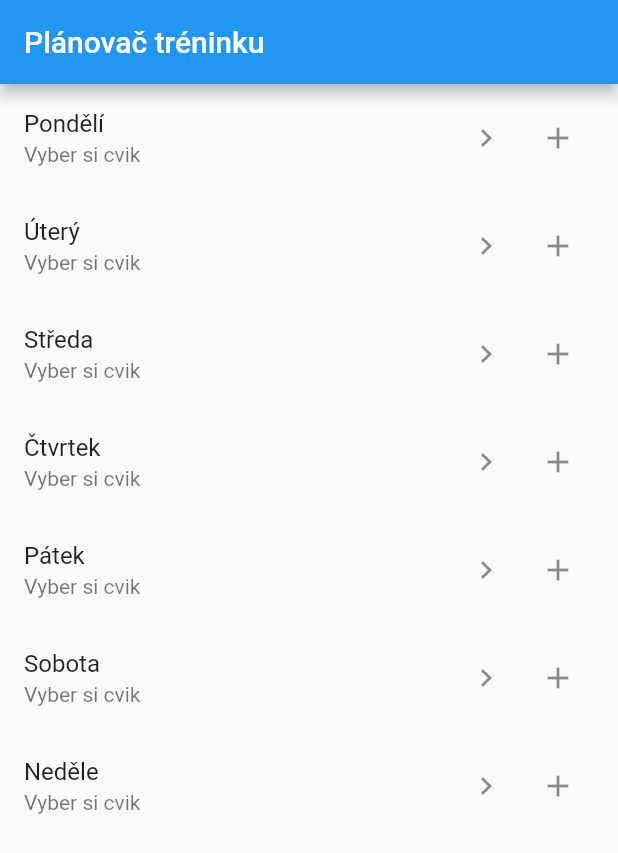
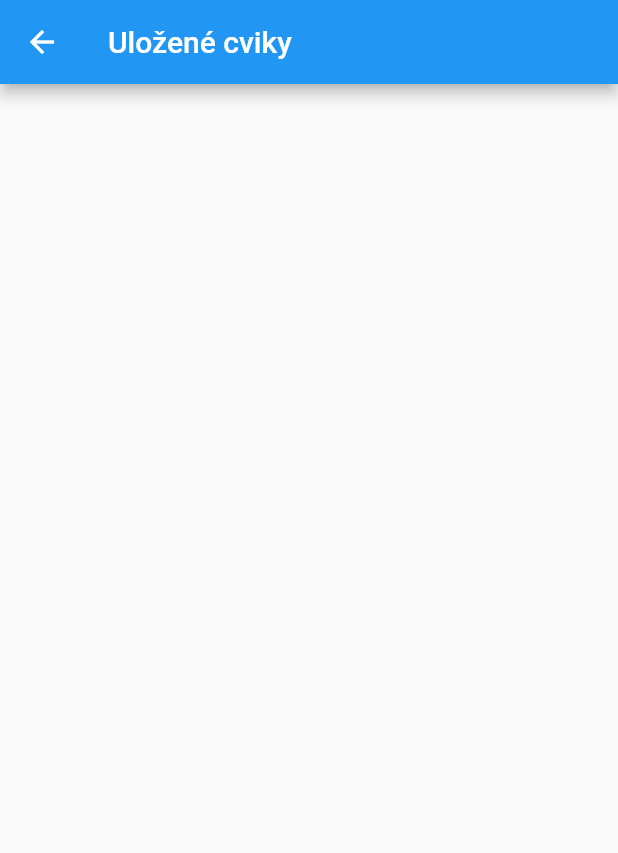
Before and after one commit to luklukass/todo, a Flutter app: the screen it shows after launch, after a tap on the "keyboard arrow right" icon, on a phone screen of 412 x 824 dp. Shown: the top 853 px of the screen. Run offline on Flutter 3.47's test engine with Material 2 defaults, Android fonts, the phone set to English and light mode, and no system bars.

Commit message:
added database selected exercises

```diff
--- a/lib/main.dart
+++ b/lib/main.dart
@@ -1,6 +1,7 @@
 import 'package:flutter/material.dart';
 import 'package:flutter/services.dart';
 import 'package:todo/page/home.dart';
+import 'package:todo/page/training.dart';
 
 void main() {
   WidgetsFlutterBinding.ensureInitialized();
--- a/lib/page/days.dart
+++ b/lib/page/days.dart
@@ -1,6 +1,9 @@
 import 'dart:convert';
+import 'dart:io';
 import 'package:flutter/material.dart';
 import 'package:flutter/services.dart' show rootBundle;
+import 'package:path_provider/path_provider.dart';
+import 'package:todo/page/training.dart';
 
 class TrainingPlanner extends StatefulWidget {
   @override
@@ -11,12 +14,25 @@ class _TrainingPlannerState extends State<TrainingPlanner> {
   List _exercises = [];
   List _selectedExercises = [];
 
-  Future<String> _loadCVikyAsset() async {
+
+  Future<void> _saveSelectedExercises() async {
+    final dbFile = File('${(await getApplicationDocumentsDirectory()).path}/exercises.json');
+    final dbDirectory = dbFile.parent;
+    if (!await dbDirectory.exists()) {
+      await dbDirectory.create(recursive: true);
+    }
+    final exercisesData = {
+      'selectedExercises': _selectedExercises,
+    };
+    await dbFile.writeAsString(jsonEncode(exercisesData));
+  }
+
+  Future<String> _loadexerciseyAsset() async {
     return await rootBundle.loadString('assets/cviky.json');
   }
 
   Future<List<dynamic>> _getExercises() async {
-    String jsonString = await _loadCVikyAsset();
+    String jsonString = await _loadexerciseyAsset();
     List<dynamic> exercises = jsonDecode(jsonString);
     return exercises;
   }
@@ -72,7 +88,15 @@ class _TrainingPlannerState extends State<TrainingPlanner> {
                 children: [
                       IconButton(
                         icon: Icon(Icons.keyboard_arrow_right),
-                        onPressed: () {},
+                        onPressed: () {
+                          Navigator.of(context).push(
+                            MaterialPageRoute(
+                              builder: (BuildContext context) {
+                                return SavedExercises(selectedExercises: _selectedExercises);
+                              },
+                            ),
+                          );
+                        },
                       ),
                       IconButton(
                       icon: Icon(Icons.add),
@@ -129,10 +153,16 @@ class _TrainingPlannerState extends State<TrainingPlanner> {
                             TextButton(
                               child: Text('Uložit'),
                               onPressed: () {
-                                // save selected exercises to database or file
-                                Navigator.of(context).pop();
+                                Navigator.of(context).push(
+                                MaterialPageRoute(
+                                  builder: (BuildContext context) {
+                                  return SavedExercises(selectedExercises: _selectedExercises);
+                                  Navigator.of(context).pop();
+
                               },
-                            ),
+                               ),
+                            );
+                             },),
                           ],
                         );
                       },
--- a/lib/page/training.dart
+++ b/lib/page/training.dart
@@ -1,23 +1,65 @@
 import 'package:flutter/material.dart';
+import 'package:flutter/services.dart' show rootBundle;
+import 'dart:convert';
 
-class SelectedExercisesWidget extends StatelessWidget {
-  final List<Map<String, dynamic>> selectedExercises;
+class SavedExercises extends StatefulWidget {
+  final List selectedExercises;
 
-  SelectedExercisesWidget({required this.selectedExercises});
+  SavedExercises({required this.selectedExercises});
+
+  @override
+  _SavedExercisesState createState() => _SavedExercisesState();
+}
+
+class _SavedExercisesState extends State<SavedExercises> {
+  List _exercises = [];
+
+  Future<String> _loadCVikyAsset() async {
+    return await rootBundle.loadString('assets/cviky.json');
+  }
+
+  Future<List<dynamic>> _getExercises() async {
+    String jsonString = await _loadCVikyAsset();
+    List<dynamic> exercises = jsonDecode(jsonString);
+    return exercises;
+  }
+
+  @override
+  void initState() {
+    super.initState();
+    _getExercises().then((exercises) {
+      setState(() {
+        _exercises = exercises;
+      });
+    });
+  }
 
   @override
   Widget build(BuildContext context) {
+    List selectedExerciseDetails = [];
+
+    for (var i = 0; i < _exercises.length; i++) {
+      for (var j = 0; j < _exercises[i]['exercises'].length; j++) {
+        if (widget.selectedExercises.contains(
+            _exercises[i]['exercises'][j]['name'])) {
+          selectedExerciseDetails.add({
+            'name': _exercises[i]['exercises'][j]['name'],
+            'title': _exercises[i]['title']
+          });
+        }
+      }
+    }
+
     return Scaffold(
       appBar: AppBar(
-        title: Text('Selected Exercises'),
+        title: Text('Uložené cviky'),
       ),
       body: ListView.builder(
-        itemCount: selectedExercises.length,
+        itemCount: selectedExerciseDetails.length,
         itemBuilder: (BuildContext context, int index) {
-          final exercise = selectedExercises[index];
           return ListTile(
-            title: Text(exercise['name']),
-            subtitle: Text(exercise['description']),
+            title: Text(selectedExerciseDetails[index]['name']),
+            subtitle: Text(selectedExerciseDetails[index]['title']),
           );
         },
       ),
--- a/pubspec.yaml
+++ b/pubspec.yaml
@@ -35,6 +35,7 @@ dependencies:
   # The following adds the Cupertino Icons font to your application.
   # Use with the CupertinoIcons class for iOS style icons.
   cupertino_icons: ^1.0.2
+  path_provider: ^2.0.12
 
 dev_dependencies:
   flutter_test:
@@ -75,6 +76,7 @@ flutter:
   # list giving the asset and other descriptors for the font. For
   # example:
   # fonts:
+
   #   - family: Schyler
   #     fonts:
   #       - asset: fonts/Schyler-Regular.ttf
```
Also changed, not shown: pubspec.lock, 1 other file.
